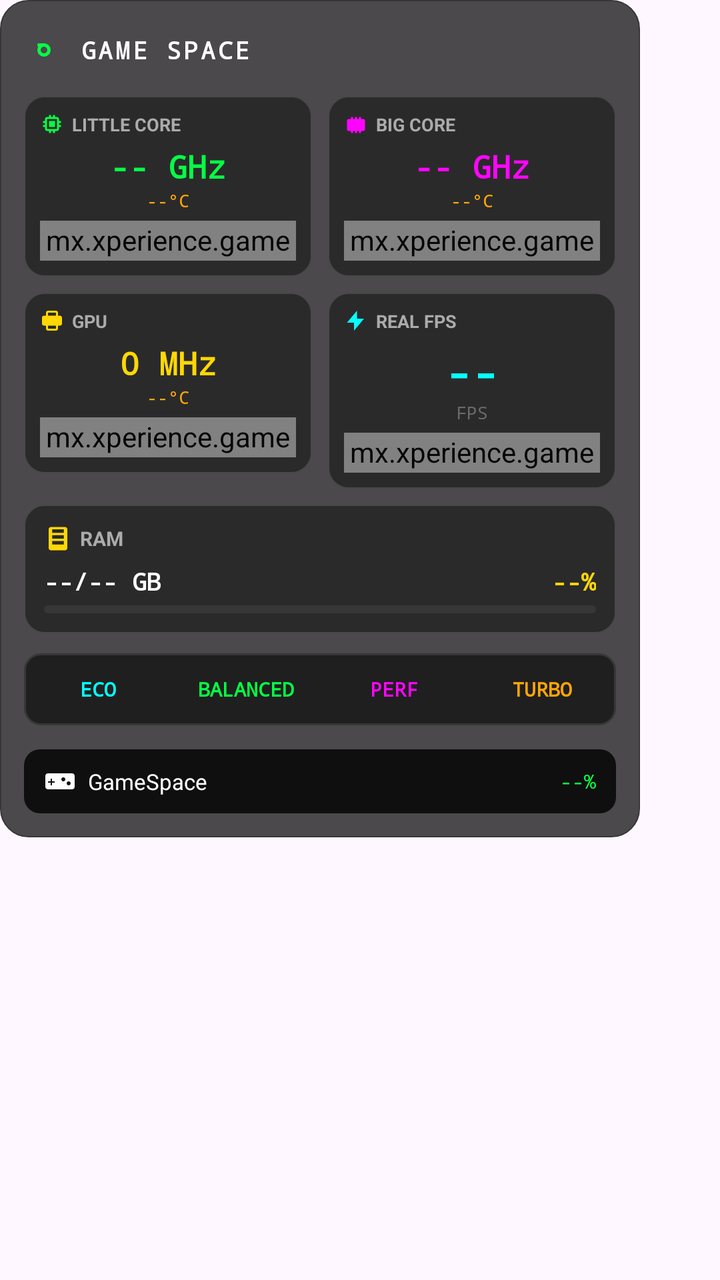
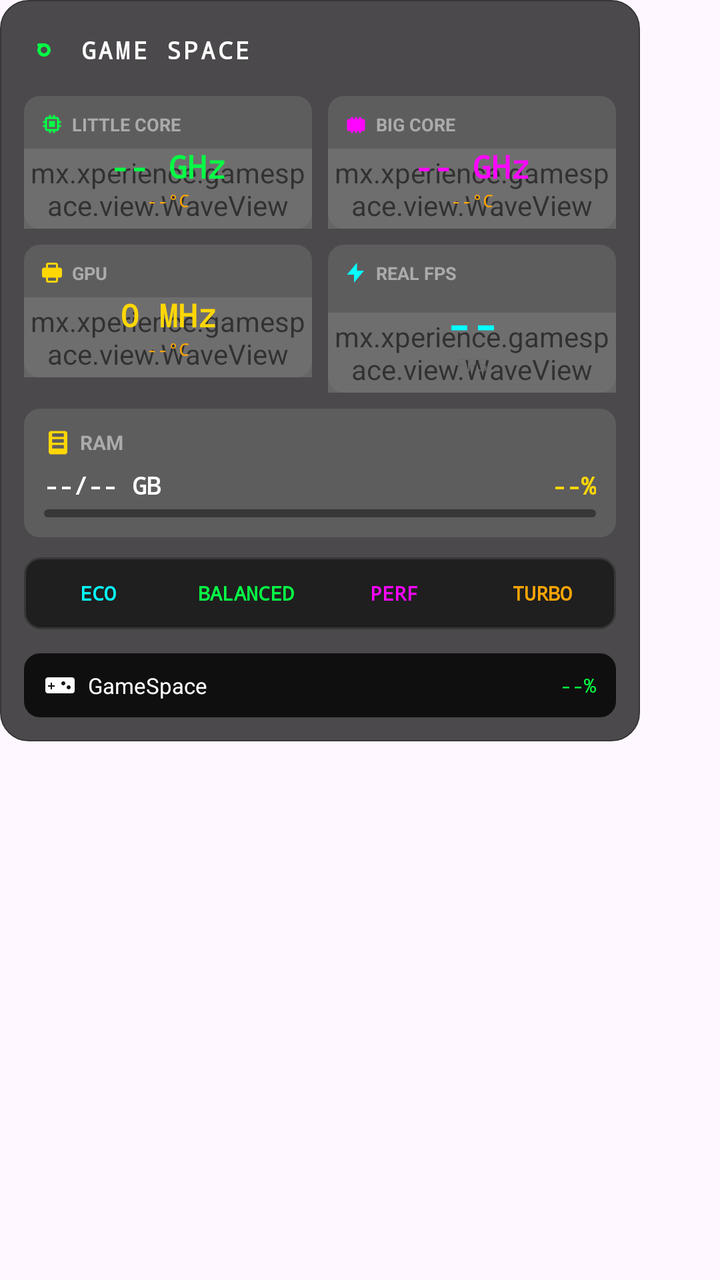

Compare the two renders of this Android layout. The source of the first and the diff that turns it into the second are given below.
<!-- AndroidManifest.xml: application theme Theme.GameSpace -->
<!-- res/layout/overlay_game_panel.xml -->
<?xml version="1.0" encoding="utf-8"?>
<FrameLayout xmlns:android="http://schemas.android.com/apk/res/android"
    android:layout_width="wrap_content"
    android:layout_height="wrap_content"
    android:background="@android:color/transparent">

    <LinearLayout
        android:id="@+id/panel_background"
        android:layout_width="320dp"
        android:layout_height="wrap_content"
        android:orientation="vertical"
        android:background="@drawable/bg_panel_dark"
        android:padding="12dp"
        android:alpha="0.98">

        <LinearLayout
            android:layout_width="match_parent"
            android:layout_height="26dp"
            android:gravity="center_vertical"
            android:layout_marginBottom="10dp">
            <ImageView android:layout_width="20dp" android:layout_height="20dp" android:src="@drawable/ic_gaming_logo" android:tint="#00FF41" />
            <TextView android:layout_width="wrap_content" android:layout_height="wrap_content" android:layout_marginStart="8dp" android:fontFamily="monospace" android:text="GAME SPACE" android:textColor="#FFFFFF" android:textSize="12sp" android:textStyle="bold" android:letterSpacing="0.1" />
        </LinearLayout>

        <LinearLayout
            android:layout_width="match_parent"
            android:layout_height="wrap_content"
            android:orientation="horizontal"
            android:layout_marginBottom="8dp">

            <LinearLayout
                android:layout_width="0dp"
                android:layout_height="wrap_content"
                android:layout_weight="1"
                android:orientation="vertical"
                android:background="@drawable/bg_stats_card"
                android:padding="8dp"
                android:layout_marginEnd="4dp">
                <LinearLayout android:layout_width="match_parent" android:layout_height="wrap_content" android:gravity="center_vertical" android:layout_marginBottom="4dp">
                    <ImageView android:layout_width="12dp" android:layout_height="12dp" android:src="@drawable/ic_cpu" android:tint="#00FF41" />
                    <TextView android:layout_width="wrap_content" android:layout_height="wrap_content" android:layout_marginStart="4dp" android:text="LITTLE CORE" android:textColor="#AAAAAA" android:textSize="9sp" android:textStyle="bold" />
                </LinearLayout>
                <TextView android:id="@+id/cpu_little_val" android:layout_width="match_parent" android:layout_height="wrap_content" android:gravity="center" android:fontFamily="monospace" android:text="-- GHz" android:textColor="#00FF41" android:textSize="16sp" android:textStyle="bold" />
                <TextView android:id="@+id/cpu_little_temp" android:layout_width="match_parent" android:layout_height="wrap_content" android:gravity="center" android:fontFamily="monospace" android:text="--°C" android:textColor="#FFA500" android:textSize="9sp" />
                <mx.xperience.gamespace.view.WaveView android:id="@+id/cpu_little_chart" android:layout_width="match_parent" android:layout_height="20dp" android:layout_marginTop="4dp" />
            </LinearLayout>

            <LinearLayout
                android:layout_width="0dp"
                android:layout_height="wrap_content"
                android:layout_weight="1"
                android:orientation="vertical"
                android:background="@drawable/bg_stats_card"
                android:padding="8dp"
                android:layout_marginStart="4dp">
                <LinearLayout android:layout_width="match_parent" android:layout_height="wrap_content" android:gravity="center_vertical" android:layout_marginBottom="4dp">
                    <ImageView android:layout_width="12dp" android:layout_height="12dp" android:src="@drawable/ic_cpu_bolt" android:tint="#FF00FF" />
                    <TextView android:layout_width="wrap_content" android:layout_height="wrap_content" android:layout_marginStart="4dp" android:text="BIG CORE" android:textColor="#AAAAAA" android:textSize="9sp" android:textStyle="bold" />
                </LinearLayout>
                <TextView android:id="@+id/cpu_big_val" android:layout_width="match_parent" android:layout_height="wrap_content" android:gravity="center" android:fontFamily="monospace" android:text="-- GHz" android:textColor="#FF00FF" android:textSize="16sp" android:textStyle="bold" />
                <TextView android:id="@+id/cpu_big_temp" android:layout_width="match_parent" android:layout_height="wrap_content" android:gravity="center" android:fontFamily="monospace" android:text="--°C" android:textColor="#FFA500" android:textSize="9sp" />
                <mx.xperience.gamespace.view.WaveView android:id="@+id/cpu_big_chart" android:layout_width="match_parent" android:layout_height="20dp" android:layout_marginTop="4dp" />
            </LinearLayout>
        </LinearLayout>

        <LinearLayout
            android:layout_width="match_parent"
            android:layout_height="wrap_content"
            android:orientation="horizontal"
            android:layout_marginBottom="8dp">

            <LinearLayout
                android:layout_width="0dp"
                android:layout_height="wrap_content"
                android:layout_weight="1"
                android:orientation="vertical"
                android:background="@drawable/bg_stats_card"
                android:padding="8dp"
                android:layout_marginEnd="4dp">
                <LinearLayout android:layout_width="match_parent" android:layout_height="wrap_content" android:gravity="center_vertical" android:layout_marginBottom="4dp">
                    <ImageView android:layout_width="12dp" android:layout_height="12dp" android:src="@drawable/ic_gpu" android:tint="#FFD700" />
                    <TextView android:layout_width="wrap_content" android:layout_height="wrap_content" android:layout_marginStart="4dp" android:text="GPU" android:textColor="#AAAAAA" android:textSize="9sp" android:textStyle="bold" />
                </LinearLayout>
                <TextView android:id="@+id/gpu_val" android:layout_width="match_parent" android:layout_height="wrap_content" android:gravity="center" android:fontFamily="monospace" android:text="0 MHz" android:textColor="#FFD700" android:textSize="16sp" android:textStyle="bold" />
                <TextView android:id="@+id/gpu_temp" android:layout_width="match_parent" android:layout_height="wrap_content" android:gravity="center" android:fontFamily="monospace" android:text="--°C" android:textColor="#FFA500" android:textSize="9sp" />
                <mx.xperience.gamespace.view.WaveView android:id="@+id/gpu_chart" android:layout_width="match_parent" android:layout_height="20dp" android:layout_marginTop="4dp" />
            </LinearLayout>

            <LinearLayout
                android:layout_width="0dp"
                android:layout_height="wrap_content"
                android:layout_weight="1"
                android:orientation="vertical"
                android:background="@drawable/bg_stats_card"
                android:padding="8dp"
                android:layout_marginStart="4dp">
                <LinearLayout android:layout_width="match_parent" android:layout_height="wrap_content" android:gravity="center_vertical" android:layout_marginBottom="4dp">
                    <ImageView android:layout_width="12dp" android:layout_height="12dp" android:src="@drawable/ic_fps" android:tint="#00FFFF" />
                    <TextView android:layout_width="wrap_content" android:layout_height="wrap_content" android:layout_marginStart="4dp" android:text="REAL FPS" android:textColor="#AAAAAA" android:textSize="9sp" android:textStyle="bold" />
                </LinearLayout>
                <TextView android:id="@+id/fps_counter" android:layout_width="match_parent" android:layout_height="wrap_content" android:gravity="center" android:fontFamily="monospace" android:text="--" android:textColor="#00FFFF" android:textSize="22sp" android:textStyle="bold" />
                <TextView android:layout_width="match_parent" android:layout_height="wrap_content" android:gravity="center" android:fontFamily="monospace" android:text="FPS" android:textColor="#666666" android:textSize="9sp" />
                <mx.xperience.gamespace.view.WaveView android:id="@+id/fps_chart" android:layout_width="match_parent" android:layout_height="20dp" android:layout_marginTop="4dp" />
            </LinearLayout>
        </LinearLayout>

        <LinearLayout
            android:layout_width="match_parent"
            android:layout_height="wrap_content"
            android:orientation="vertical"
            android:background="@drawable/bg_stats_card"
            android:padding="10dp"
            android:layout_marginBottom="10dp">
            <LinearLayout android:layout_width="match_parent" android:layout_height="wrap_content" android:gravity="center_vertical" android:layout_marginBottom="6dp">
                <ImageView android:layout_width="14dp" android:layout_height="14dp" android:src="@drawable/ic_ram" android:tint="#FFD700" />
                <TextView android:layout_width="wrap_content" android:layout_height="wrap_content" android:layout_marginStart="4dp" android:text="RAM" android:textColor="#AAAAAA" android:textSize="10sp" android:textStyle="bold" />
            </LinearLayout>
            <LinearLayout android:layout_width="match_parent" android:layout_height="wrap_content" android:orientation="horizontal" android:gravity="center_vertical" android:layout_marginBottom="4dp">
                <TextView android:id="@+id/ram_info" android:layout_width="0dp" android:layout_height="wrap_content" android:layout_weight="1" android:fontFamily="monospace" android:text="--/-- GB" android:textColor="#FFFFFF" android:textSize="12sp" android:textStyle="bold" />
                <TextView android:id="@+id/ram_percent" android:layout_width="wrap_content" android:layout_height="wrap_content" android:fontFamily="monospace" android:text="--%" android:textColor="#FFD700" android:textSize="12sp" android:textStyle="bold" />
            </LinearLayout>
            <androidx.core.widget.ContentLoadingProgressBar android:id="@+id/ram_progress" style="?android:attr/progressBarStyleHorizontal" android:layout_width="match_parent" android:layout_height="4dp" android:progressDrawable="@drawable/progress_ram_gaming" />
        </LinearLayout>

        <LinearLayout
            android:layout_width="match_parent"
            android:layout_height="36dp"
            android:orientation="horizontal"
            android:gravity="center"
            android:layout_marginBottom="12dp"
            android:background="@drawable/bg_mode_selector">

            <TextView android:id="@+id/btn_power_saving" android:layout_width="0dp" android:layout_height="match_parent" android:layout_weight="1" android:gravity="center" android:text="ECO" android:textColor="#00FFFF" android:textSize="10sp" android:textStyle="bold" android:background="@drawable/bg_mode_normal" android:fontFamily="monospace" android:padding="4dp" />
            <TextView android:id="@+id/btn_balanced" android:layout_width="0dp" android:layout_height="match_parent" android:layout_weight="1" android:gravity="center" android:text="BALANCED" android:textColor="#00FF41" android:textSize="10sp" android:textStyle="bold" android:background="@drawable/bg_mode_normal" android:fontFamily="monospace" android:padding="4dp" />
            <TextView android:id="@+id/btn_performance" android:layout_width="0dp" android:layout_height="match_parent" android:layout_weight="1" android:gravity="center" android:text="PERF" android:textColor="#FF00FF" android:textSize="10sp" android:textStyle="bold" android:background="@drawable/bg_mode_normal" android:fontFamily="monospace" android:padding="4dp" />
            <TextView android:id="@+id/btn_turbo" android:layout_width="0dp" android:layout_height="match_parent" android:layout_weight="1" android:gravity="center" android:text="TURBO" android:textColor="#FFA500" android:textSize="10sp" android:textStyle="bold" android:background="@drawable/bg_mode_normal" android:fontFamily="monospace" android:padding="4dp" />
        </LinearLayout>

        <LinearLayout
            android:layout_width="match_parent"
            android:layout_height="32dp"
            android:orientation="horizontal"
            android:gravity="center_vertical"
            android:background="@drawable/bg_footer"
            android:paddingHorizontal="10dp">
            <ImageView android:layout_width="16dp" android:layout_height="16dp" android:src="@drawable/ic_game_controller" android:tint="#FFFFFF" android:layout_marginEnd="6dp" />
            <TextView android:id="@+id/game_name" android:layout_width="0dp" android:layout_height="wrap_content" android:layout_weight="1" android:ellipsize="end" android:maxLines="1" android:text="GameSpace" android:textColor="#FFFFFF" android:textSize="11sp" />
            <TextView android:id="@+id/battery_info" android:layout_width="wrap_content" android:layout_height="wrap_content" android:fontFamily="monospace" android:text="--%" android:textColor="#00FF41" android:textSize="10sp" />
        </LinearLayout>

    </LinearLayout>
</FrameLayout>
<!-- resources referenced by this layout -->
<resources>
  <!-- drawable bg_footer (drawable) -->
  <?xml version="1.0" encoding="utf-8"?>
  <shape xmlns:android="http://schemas.android.com/apk/res/android">
      <solid android:color="#0A0A0A" />
      <corners android:radius="8dp" />
  </shape>
  <!-- drawable bg_mode_normal (drawable) -->
  <?xml version="1.0" encoding="utf-8"?>
  <shape xmlns:android="http://schemas.android.com/apk/res/android">
      <solid android:color="@android:color/transparent" />
  </shape>
  <!-- drawable bg_mode_selector (drawable) -->
  <?xml version="1.0" encoding="utf-8"?>
  <shape xmlns:android="http://schemas.android.com/apk/res/android">
      <solid android:color="#1A1A1A" />
      <corners android:radius="8dp" />
      <stroke android:width="1dp" android:color="#333333" />
  </shape>
  <!-- drawable bg_panel_dark (drawable) -->
  <?xml version="1.0" encoding="utf-8"?>
  <shape xmlns:android="http://schemas.android.com/apk/res/android">
      <solid android:color="#CC1A1A1A" />  
      <corners android:radius="14dp" />
      <stroke android:width="0.8dp" android:color="#333333" />
  </shape>
  <!-- drawable bg_stats_card (drawable) -->
  <?xml version="1.0" encoding="utf-8"?>
  <shape xmlns:android="http://schemas.android.com/apk/res/android">
      <solid android:color="#262626" />
      <corners android:radius="10dp" />
      <stroke android:width="0.5dp" android:color="#444444" />
  </shape>
  <!-- drawable ic_cpu (drawable) -->
  <?xml version="1.0" encoding="utf-8"?>
  <vector xmlns:android="http://schemas.android.com/apk/res/android"
      android:width="24dp"
      android:height="24dp"
      android:viewportWidth="24"
      android:viewportHeight="24">
      <path
          android:fillColor="@android:color/white"
          android:pathData="M15,9H9v6h6V9zM21,11V9h-2V7c0-1.1-0.9-2-2-2h-2V3h-2v2h-2V3h-2v2H7C5.9,5,5,5.9,5,7v2H3v2h2v2H3v2h2v2c0,1.1,0.9,2,2,2h2v2h2v-2h2v2h2v-2h2c1.1,0,2-0.9,2-2v-2h2v-2h-2v-2H21zM17,17H7V7h10V17z" />
  </vector>
  <!-- drawable ic_fps (drawable) -->
  <?xml version="1.0" encoding="utf-8"?>
  <vector xmlns:android="http://schemas.android.com/apk/res/android"
      android:width="24dp"
      android:height="24dp"
      android:viewportWidth="24"
      android:viewportHeight="24">
      <path
          android:fillColor="@android:color/white"
          android:pathData="M13,2L3,14h7v8l10,-12h-7z" />
  </vector>
  <!-- drawable ic_gpu (drawable) -->
  <?xml version="1.0" encoding="utf-8"?>
  <vector xmlns:android="http://schemas.android.com/apk/res/android"
      android:width="24dp"
      android:height="24dp"
      android:viewportWidth="24"
      android:viewportHeight="24">
      <path
          android:fillColor="@android:color/white"
          android:pathData="M20,7h-2L18,4c0,-1.1 -0.9,-2 -2,-2L8,2c-1.1,0 -2,0.9 -2,2v3L4,7c-1.1,0 -2,0.9 -2,2v6c0,1.1 0.9,2 2,2h2v3c0,1.1 0.9,2 2,2h8c1.1,0 2,-0.9 2,-2v-3h2c1.1,0 2,-0.9 2,-2L22,9c0,-1.1 -0.9,-2 -2,-2zM16,20L8,20v-3h8v3zM16,7L8,7L8,4h8v3z" />
  </vector>
  <!-- drawable ic_ram (drawable) -->
  <?xml version="1.0" encoding="utf-8"?>
  <vector xmlns:android="http://schemas.android.com/apk/res/android"
      android:width="24dp"
      android:height="24dp"
      android:viewportWidth="24"
      android:viewportHeight="24">
      <path
          android:fillColor="@android:color/white"
          android:pathData="M18,2h-12c-1.1,0 -2,0.9 -2,2v16c0,1.1 0.9,2 2,2h12c1.1,0 2,-0.9 2,-2v-16c0,-1.1 -0.9,-2 -2,-2zM7,4h10v3h-10v-3zM7,9h10v3h-10v-3zM7,14h10v3h-10v-3z" />
  </vector>
  <style name="Theme.GameSpace" parent="Base.Theme.GameSpace" />
  <style name="Base.Theme.GameSpace" parent="Theme.Material3.DayNight.NoActionBar">
          
          
      </style>
  <!-- unchanged entries left out for length: 4 -->
</resources>

<!-- the commit's change to res/layout/overlay_game_panel.xml (unified diff, before → after) -->
@@ -28,39 +28,61 @@
             android:orientation="horizontal"
             android:layout_marginBottom="8dp">
 
-            <LinearLayout
+            <FrameLayout
                 android:layout_width="0dp"
                 android:layout_height="wrap_content"
                 android:layout_weight="1"
-                android:orientation="vertical"
                 android:background="@drawable/bg_stats_card"
-                android:padding="8dp"
                 android:layout_marginEnd="4dp">
-                <LinearLayout android:layout_width="match_parent" android:layout_height="wrap_content" android:gravity="center_vertical" android:layout_marginBottom="4dp">
-                    <ImageView android:layout_width="12dp" android:layout_height="12dp" android:src="@drawable/ic_cpu" android:tint="#00FF41" />
-                    <TextView android:layout_width="wrap_content" android:layout_height="wrap_content" android:layout_marginStart="4dp" android:text="LITTLE CORE" android:textColor="#AAAAAA" android:textSize="9sp" android:textStyle="bold" />
+                
+                <mx.xperience.gamespace.view.WaveView
+                    android:id="@+id/cpu_little_chart"
+                    android:layout_width="match_parent"
+                    android:layout_height="40dp"
+                    android:layout_gravity="bottom"
+                    android:alpha="0.5" />
+
+                <LinearLayout
+                    android:layout_width="match_parent"
+                    android:layout_height="wrap_content"
+                    android:orientation="vertical"
+                    android:padding="8dp">
+                    <LinearLayout android:layout_width="match_parent" android:layout_height="wrap_content" android:gravity="center_vertical" android:layout_marginBottom="4dp">
+                        <ImageView android:layout_width="12dp" android:layout_height="12dp" android:src="@drawable/ic_cpu" android:tint="#00FF41" />
+                        <TextView android:layout_width="wrap_content" android:layout_height="wrap_content" android:layout_marginStart="4dp" android:text="LITTLE CORE" android:textColor="#AAAAAA" android:textSize="9sp" android:textStyle="bold" />
+                    </LinearLayout>
+                    <TextView android:id="@+id/cpu_little_val" android:layout_width="match_parent" android:layout_height="wrap_content" android:gravity="center" android:fontFamily="monospace" android:text="-- GHz" android:textColor="#00FF41" android:textSize="16sp" android:textStyle="bold" />
+                    <TextView android:id="@+id/cpu_little_temp" android:layout_width="match_parent" android:layout_height="wrap_content" android:gravity="center" android:fontFamily="monospace" android:text="--°C" android:textColor="#FFA500" android:textSize="9sp" />
                 </LinearLayout>
-                <TextView android:id="@+id/cpu_little_val" android:layout_width="match_parent" android:layout_height="wrap_content" android:gravity="center" android:fontFamily="monospace" android:text="-- GHz" android:textColor="#00FF41" android:textSize="16sp" android:textStyle="bold" />
-                <TextView android:id="@+id/cpu_little_temp" android:layout_width="match_parent" android:layout_height="wrap_content" android:gravity="center" android:fontFamily="monospace" android:text="--°C" android:textColor="#FFA500" android:textSize="9sp" />
-                <mx.xperience.gamespace.view.WaveView android:id="@+id/cpu_little_chart" android:layout_width="match_parent" android:layout_height="20dp" android:layout_marginTop="4dp" />
-            </LinearLayout>
+            </FrameLayout>
 
-            <LinearLayout
+            <FrameLayout
                 android:layout_width="0dp"
                 android:layout_height="wrap_content"
                 android:layout_weight="1"
-                android:orientation="vertical"
                 android:background="@drawable/bg_stats_card"
-                android:padding="8dp"
                 android:layout_marginStart="4dp">
-                <LinearLayout android:layout_width="match_parent" android:layout_height="wrap_content" android:gravity="center_vertical" android:layout_marginBottom="4dp">
-                    <ImageView android:layout_width="12dp" android:layout_height="12dp" android:src="@drawable/ic_cpu_bolt" android:tint="#FF00FF" />
-                    <TextView android:layout_width="wrap_content" android:layout_height="wrap_content" android:layout_marginStart="4dp" android:text="BIG CORE" android:textColor="#AAAAAA" android:textSize="9sp" android:textStyle="bold" />
+                
+                <mx.xperience.gamespace.view.WaveView
+                    android:id="@+id/cpu_big_chart"
+                    android:layout_width="match_parent"
+                    android:layout_height="40dp"
+                    android:layout_gravity="bottom"
+                    android:alpha="0.5" />
+
+                <LinearLayout
+                    android:layout_width="match_parent"
+                    android:layout_height="wrap_content"
+                    android:orientation="vertical"
+                    android:padding="8dp">
+                    <LinearLayout android:layout_width="match_parent" android:layout_height="wrap_content" android:gravity="center_vertical" android:layout_marginBottom="4dp">
+                        <ImageView android:layout_width="12dp" android:layout_height="12dp" android:src="@drawable/ic_cpu_bolt" android:tint="#FF00FF" />
+                        <TextView android:layout_width="wrap_content" android:layout_height="wrap_content" android:layout_marginStart="4dp" android:text="BIG CORE" android:textColor="#AAAAAA" android:textSize="9sp" android:textStyle="bold" />
+                    </LinearLayout>
+                    <TextView android:id="@+id/cpu_big_val" android:layout_width="match_parent" android:layout_height="wrap_content" android:gravity="center" android:fontFamily="monospace" android:text="-- GHz" android:textColor="#FF00FF" android:textSize="16sp" android:textStyle="bold" />
+                    <TextView android:id="@+id/cpu_big_temp" android:layout_width="match_parent" android:layout_height="wrap_content" android:gravity="center" android:fontFamily="monospace" android:text="--°C" android:textColor="#FFA500" android:textSize="9sp" />
                 </LinearLayout>
-                <TextView android:id="@+id/cpu_big_val" android:layout_width="match_parent" android:layout_height="wrap_content" android:gravity="center" android:fontFamily="monospace" android:text="-- GHz" android:textColor="#FF00FF" android:textSize="16sp" android:textStyle="bold" />
-                <TextView android:id="@+id/cpu_big_temp" android:layout_width="match_parent" android:layout_height="wrap_content" android:gravity="center" android:fontFamily="monospace" android:text="--°C" android:textColor="#FFA500" android:textSize="9sp" />
-                <mx.xperience.gamespace.view.WaveView android:id="@+id/cpu_big_chart" android:layout_width="match_parent" android:layout_height="20dp" android:layout_marginTop="4dp" />
-            </LinearLayout>
+            </FrameLayout>
         </LinearLayout>
 
         <LinearLayout
@@ -69,39 +91,61 @@
             android:orientation="horizontal"
             android:layout_marginBottom="8dp">
 
-            <LinearLayout
+            <FrameLayout
                 android:layout_width="0dp"
                 android:layout_height="wrap_content"
                 android:layout_weight="1"
-                android:orientation="vertical"
                 android:background="@drawable/bg_stats_card"
-                android:padding="8dp"
                 android:layout_marginEnd="4dp">
-                <LinearLayout android:layout_width="match_parent" android:layout_height="wrap_content" android:gravity="center_vertical" android:layout_marginBottom="4dp">
-                    <ImageView android:layout_width="12dp" android:layout_height="12dp" android:src="@drawable/ic_gpu" android:tint="#FFD700" />
-                    <TextView android:layout_width="wrap_content" android:layout_height="wrap_content" android:layout_marginStart="4dp" android:text="GPU" android:textColor="#AAAAAA" android:textSize="9sp" android:textStyle="bold" />
+                
+                <mx.xperience.gamespace.view.WaveView
+                    android:id="@+id/gpu_chart"
+                    android:layout_width="match_parent"
+                    android:layout_height="40dp"
+                    android:layout_gravity="bottom"
+                    android:alpha="0.5" />
+
+                <LinearLayout
+                    android:layout_width="match_parent"
+                    android:layout_height="wrap_content"
+                    android:orientation="vertical"
+                    android:padding="8dp">
+                    <LinearLayout android:layout_width="match_parent" android:layout_height="wrap_content" android:gravity="center_vertical" android:layout_marginBottom="4dp">
+                        <ImageView android:layout_width="12dp" android:layout_height="12dp" android:src="@drawable/ic_gpu" android:tint="#FFD700" />
+                        <TextView android:layout_width="wrap_content" android:layout_height="wrap_content" android:layout_marginStart="4dp" android:text="GPU" android:textColor="#AAAAAA" android:textSize="9sp" android:textStyle="bold" />
+                    </LinearLayout>
+                    <TextView android:id="@+id/gpu_val" android:layout_width="match_parent" android:layout_height="wrap_content" android:gravity="center" android:fontFamily="monospace" android:text="0 MHz" android:textColor="#FFD700" android:textSize="16sp" android:textStyle="bold" />
+                    <TextView android:id="@+id/gpu_temp" android:layout_width="match_parent" android:layout_height="wrap_content" android:gravity="center" android:fontFamily="monospace" android:text="--°C" android:textColor="#FFA500" android:textSize="9sp" />
                 </LinearLayout>
-                <TextView android:id="@+id/gpu_val" android:layout_width="match_parent" android:layout_height="wrap_content" android:gravity="center" android:fontFamily="monospace" android:text="0 MHz" android:textColor="#FFD700" android:textSize="16sp" android:textStyle="bold" />
-                <TextView android:id="@+id/gpu_temp" android:layout_width="match_parent" android:layout_height="wrap_content" android:gravity="center" android:fontFamily="monospace" android:text="--°C" android:textColor="#FFA500" android:textSize="9sp" />
-                <mx.xperience.gamespace.view.WaveView android:id="@+id/gpu_chart" android:layout_width="match_parent" android:layout_height="20dp" android:layout_marginTop="4dp" />
-            </LinearLayout>
+            </FrameLayout>
 
-            <LinearLayout
+            <FrameLayout
                 android:layout_width="0dp"
                 android:layout_height="wrap_content"
                 android:layout_weight="1"
-                android:orientation="vertical"
                 android:background="@drawable/bg_stats_card"
-                android:padding="8dp"
                 android:layout_marginStart="4dp">
-                <LinearLayout android:layout_width="match_parent" android:layout_height="wrap_content" android:gravity="center_vertical" android:layout_marginBottom="4dp">
-                    <ImageView android:layout_width="12dp" android:layout_height="12dp" android:src="@drawable/ic_fps" android:tint="#00FFFF" />
-                    <TextView android:layout_width="wrap_content" android:layout_height="wrap_content" android:layout_marginStart="4dp" android:text="REAL FPS" android:textColor="#AAAAAA" android:textSize="9sp" android:textStyle="bold" />
+                
+                <mx.xperience.gamespace.view.WaveView
+                    android:id="@+id/fps_chart"
+                    android:layout_width="match_parent"
+                    android:layout_height="40dp"
+                    android:layout_gravity="bottom"
+                    android:alpha="0.5" />
+
+                <LinearLayout
+                    android:layout_width="match_parent"
+                    android:layout_height="wrap_content"
+                    android:orientation="vertical"
+                    android:padding="8dp">
+                    <LinearLayout android:layout_width="match_parent" android:layout_height="wrap_content" android:gravity="center_vertical" android:layout_marginBottom="4dp">
+                        <ImageView android:layout_width="12dp" android:layout_height="12dp" android:src="@drawable/ic_fps" android:tint="#00FFFF" />
+                        <TextView android:layout_width="wrap_content" android:layout_height="wrap_content" android:layout_marginStart="4dp" android:text="REAL FPS" android:textColor="#AAAAAA" android:textSize="9sp" android:textStyle="bold" />
+                    </LinearLayout>
+                    <TextView android:id="@+id/fps_counter" android:layout_width="match_parent" android:layout_height="wrap_content" android:gravity="center" android:fontFamily="monospace" android:text="--" android:textColor="#00FFFF" android:textSize="22sp" android:textStyle="bold" />
+                    <TextView android:layout_width="match_parent" android:layout_height="wrap_content" android:gravity="center" android:fontFamily="monospace" android:text="FPS" android:textColor="#666666" android:textSize="9sp" />
                 </LinearLayout>
-                <TextView android:id="@+id/fps_counter" android:layout_width="match_parent" android:layout_height="wrap_content" android:gravity="center" android:fontFamily="monospace" android:text="--" android:textColor="#00FFFF" android:textSize="22sp" android:textStyle="bold" />
-                <TextView android:layout_width="match_parent" android:layout_height="wrap_content" android:gravity="center" android:fontFamily="monospace" android:text="FPS" android:textColor="#666666" android:textSize="9sp" />
-                <mx.xperience.gamespace.view.WaveView android:id="@+id/fps_chart" android:layout_width="match_parent" android:layout_height="20dp" android:layout_marginTop="4dp" />
-            </LinearLayout>
+            </FrameLayout>
         </LinearLayout>
 
         <LinearLayout
@@ -147,6 +191,5 @@
             <TextView android:id="@+id/game_name" android:layout_width="0dp" android:layout_height="wrap_content" android:layout_weight="1" android:ellipsize="end" android:maxLines="1" android:text="GameSpace" android:textColor="#FFFFFF" android:textSize="11sp" />
             <TextView android:id="@+id/battery_info" android:layout_width="wrap_content" android:layout_height="wrap_content" android:fontFamily="monospace" android:text="--%" android:textColor="#00FF41" android:textSize="10sp" />
         </LinearLayout>
-
     </LinearLayout>
 </FrameLayout>
<!-- resource entries referenced after the edit -->
@@ -28,9 +28,8 @@
   <!-- drawable bg_stats_card (drawable) -->
   <?xml version="1.0" encoding="utf-8"?>
   <shape xmlns:android="http://schemas.android.com/apk/res/android">
-      <solid android:color="#262626" />
-      <corners android:radius="10dp" />
-      <stroke android:width="0.5dp" android:color="#444444" />
+      <solid android:color="#1AFFFFFF" />
+      <corners android:radius="8dp" />
   </shape>
   <!-- drawable ic_cpu (drawable) -->
   <?xml version="1.0" encoding="utf-8"?>
